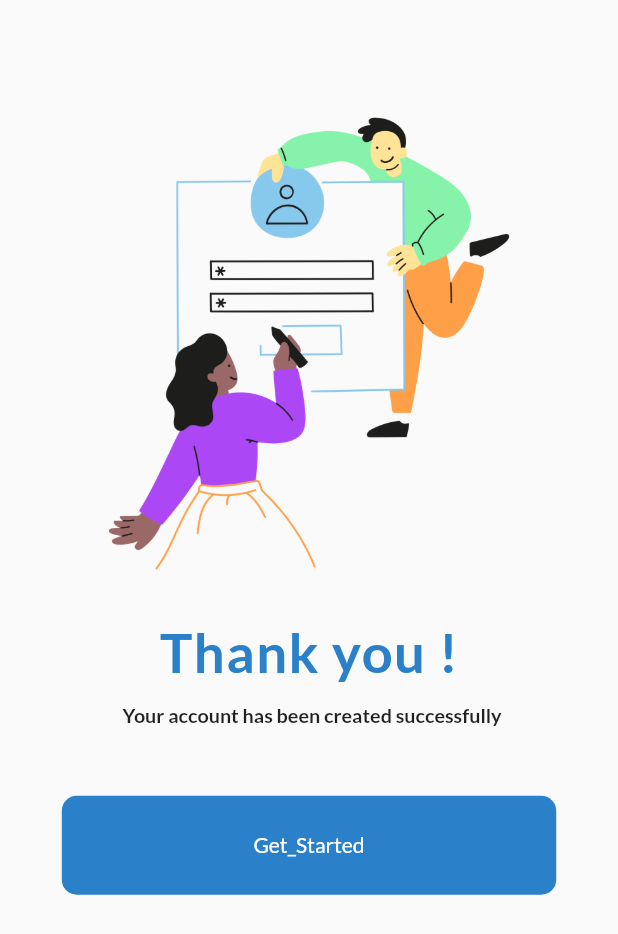
After one commit to ampaignitious/ippu, a Flutter app: the RegistrationFeedback screen opened directly, on a phone screen of 412 x 824 dp. The commit adds this screen. Shown: the top 934 px of the screen. Run offline on Flutter 3.47's test engine with Material 2 defaults, Android fonts, the phone set to English and light mode, and no system bars; our stand-ins replace google_fonts, image_picker; accounts and stored records are empty.

Commit message:
added a register feedback page, added authentication logic ie backend

```diff
--- /dev/null
+++ b/lib/Widgets/AuthenticationWidgets/RegistrationFeedback.dart
@@ -0,0 +1,132 @@
+import 'package:flutter/material.dart';
+import 'package:flutter/scheduler.dart';
+import 'package:google_fonts/google_fonts.dart';
+import 'package:ippu/Widgets/AuthenticationWidgets/LoginScreen.dart';
+class RegistrationFeedback extends StatefulWidget {
+  const RegistrationFeedback({super.key});
+
+  @override
+  State<RegistrationFeedback> createState() => _RegistrationFeedbackState();
+}
+
+class _RegistrationFeedbackState extends State<RegistrationFeedback> with TickerProviderStateMixin{
+    late AnimationController _controller;
+  late Animation<double> _animation;
+
+  @override
+  void initState() {
+    super.initState();
+    _controller = AnimationController(
+      vsync: this,
+      duration: Duration(seconds: 2),
+    );
+
+    _animation = CurvedAnimation(
+      parent: _controller,
+      curve: Curves.easeInOut,
+    );
+
+    timeDilation = 2.0; // Slowing down the animation for demonstration purposes
+
+    _controller.repeat(reverse: true);
+  }
+
+  @override
+  void dispose() {
+    _controller.dispose();
+    super.dispose();
+  }
+
+  @override
+  Widget build(BuildContext context) {
+    final size = MediaQuery.of(context).size;
+    return Scaffold(
+      body: SafeArea(
+        child: SingleChildScrollView(
+          scrollDirection: Axis.vertical,
+          child: Column(
+            children: [
+              SizedBox(
+                height: size.height * 0.015,
+              ),
+              SizedBox(
+                height: size.height * 0.088,
+              ),
+              Container(
+                height: size.height * 0.35,
+                width: double.maxFinite,
+                child: AnimatedBuilder(
+                  animation: _animation,
+                  builder: (context, child) {
+                    return Transform.scale(
+                      scale: 1.0 + 0.1 * _animation.value,
+                      child: child,
+                    );
+                  },
+                  child: Container(
+                    decoration: BoxDecoration(
+                      image: DecorationImage(
+                        image: AssetImage("assets/successRegistration.png"),
+                      ),
+                    ),
+                  ),
+                ),
+              ),
+              SizedBox(
+                height: size.height * 0.048,
+              ),
+              Text(
+                "Thank you !",
+                style: GoogleFonts.lato(
+                    letterSpacing: 1,
+                    fontSize: size.height * 0.044,
+                    fontWeight: FontWeight.bold,
+                    color: Color.fromARGB(255, 42, 129, 201)),
+              ),
+              SizedBox(
+                height: size.height * 0.015,
+              ),
+              Padding(
+                padding: EdgeInsets.only(
+                    right: size.width * 0.05, left: size.width * 0.06),
+                child: Text(
+                  "Your account has been created successfully",
+                  style: GoogleFonts.lato(
+                    fontWeight: FontWeight.bold,
+                    fontSize: size.height * 0.016),
+                ),
+              ),
+              SizedBox(
+                height: size.height * 0.055,
+              ),
+
+                InkWell(
+                  onTap: (){
+                    Navigator.push(context, MaterialPageRoute(builder: (context){
+                      return LoginScreen();
+                    }));
+                  },
+                  child: Center(
+                    child: Container(
+                      height: size.height*0.08,
+                      width: size.width*0.8,
+                      decoration: BoxDecoration(
+                        borderRadius: BorderRadius.circular(10),
+                        color: Color.fromARGB(255, 42, 129, 201)
+                      ),
+                      child: Padding(
+                        padding: EdgeInsets.symmetric(horizontal: size.width*0.12),
+                        child: Center(child: Text('Get_Started', style: GoogleFonts.lato(
+                          color: Colors.white
+                        ),)),
+                      ),
+                    ),
+                  ),
+                ),
+               ],
+          ),
+        ),
+      )
+    );
+  }
+}
--- a/lib/Widgets/SplashScreenWidgets/FirstSplashScreen.dart
+++ b/lib/Widgets/SplashScreenWidgets/FirstSplashScreen.dart
@@ -47,6 +47,7 @@ class _FirstSplashScreenState extends State<FirstSplashScreen>
   Widget build(BuildContext context) {
     final size = MediaQuery.of(context).size;
     return Scaffold(
+      resizeToAvoidBottomInset: false,
       body: SafeArea(
         child: Column(
           children: [
--- a/lib/Widgets/SplashScreenWidgets/SecondSplashScreen.dart
+++ b/lib/Widgets/SplashScreenWidgets/SecondSplashScreen.dart
@@ -31,6 +31,7 @@ class _SecondSplashScreenState extends State<SecondSplashScreen>  with SingleTic
   Widget build(BuildContext context) {
     final size = MediaQuery.of(context).size;
     return Scaffold(
+      resizeToAvoidBottomInset: false,
       body: SafeArea(
         child: Column(
           children: [
--- a/lib/Widgets/SplashScreenWidgets/ThirdSplashScreen.dart
+++ b/lib/Widgets/SplashScreenWidgets/ThirdSplashScreen.dart
@@ -15,6 +15,7 @@ class _ThirdSplashScreenState extends State<ThirdSplashScreen> {
   Widget build(BuildContext context) {
     final size = MediaQuery.of(context).size;
     return Scaffold(
+      resizeToAvoidBottomInset: false,
       body: SafeArea(
         child: Column(
           children: [
--- /dev/null
+++ b/lib/models/UserData.dart
@@ -0,0 +1,13 @@
+class UserData {
+  final int id;
+  final String name;
+  final String email;
+  final String token;
+
+  UserData({
+    required this.id,
+    required this.name,
+    required this.email,
+    required this.token,
+  });
+}
--- /dev/null
+++ b/lib/models/UserProvider.dart
@@ -0,0 +1,13 @@
+import 'package:flutter/material.dart';
+import 'package:ippu/models/UserData.dart';
+
+class UserProvider extends ChangeNotifier {
+  UserData? _user;
+
+  UserData? get user => _user;
+
+  void setUser(UserData userData) {
+    _user = userData;
+    notifyListeners();
+  }
+}
--- a/pubspec.yaml
+++ b/pubspec.yaml
@@ -28,6 +28,8 @@ environment:
 # the latest version available on pub.dev. To see which dependencies have newer
 # versions available, run `flutter pub outdated`.
 dependencies:
+  http:
+  provider:
   flutter:
     sdk: flutter
 
```
Also changed, not shown: lib/Widgets/AuthenticationWidgets/LoginScreen.dart (+87 -22 lines), lib/Widgets/AuthenticationWidgets/RegisterScreen.dart (+98 -20 lines), lib/Widgets/DrawerWidget/DrawerWidget.dart (+11 -4 lines), lib/Widgets/LogoutWidgets/LogoutLogic.dart (added, +18 -0 lines), lib/Widgets/ProfileWidgets/EditProfile.dart (+7 -4 lines), lib/main.dart (+12 -15 lines), assets/successRegistration.png (added), pubspec.lock.
